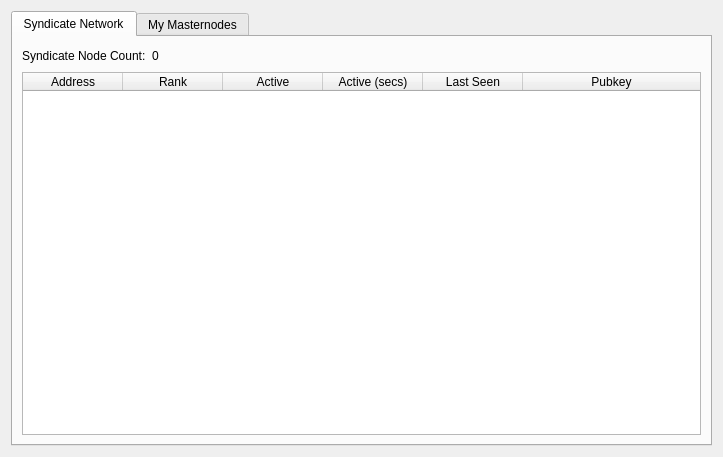
First picture: the form in src/qt/forms/masternodemanager.ui, repository SyndicateLabs/SyndicateQT, before the edit.
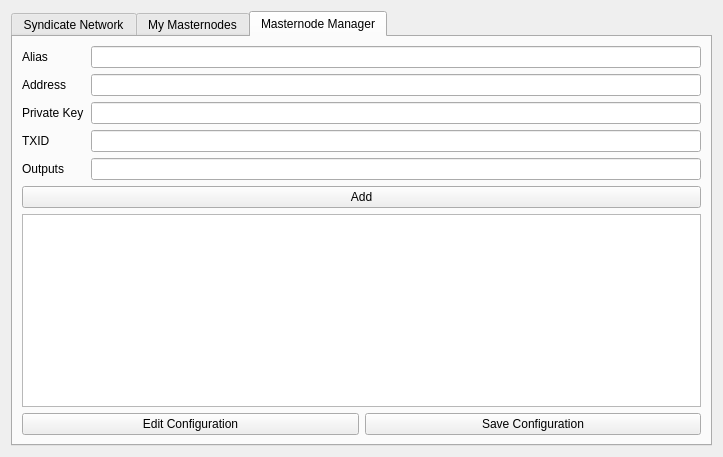
Second picture: the form after the edit. The open tabs and pages were chosen to show the change.

The edit to the form file:
```diff
--- a/src/qt/forms/masternodemanager.ui
+++ b/src/qt/forms/masternodemanager.ui
@@ -225,6 +225,99 @@
          </item>
         </layout>
        </widget>
+       <widget class="QWidget" name="tab_3">
+        <attribute name="title">
+         <string>Masternode Manager</string>
+        </attribute>
+        <layout class="QGridLayout" name="gridLayout_4">
+         <item row="0" column="0" colspan="2">
+          <layout class="QHBoxLayout" name="horizontalLayout_2">
+           <item>
+            <layout class="QVBoxLayout" name="verticalLayout_4">
+             <item>
+              <widget class="QLabel" name="aliasLabel">
+               <property name="text">
+                <string>Alias           </string>
+               </property>
+              </widget>
+             </item>
+             <item>
+              <widget class="QLabel" name="addressLabel">
+               <property name="text">
+                <string>Address     </string>
+               </property>
+              </widget>
+             </item>
+             <item>
+              <widget class="QLabel" name="privkeyLabel">
+               <property name="text">
+                <string>Private Key</string>
+               </property>
+              </widget>
+             </item>
+             <item>
+              <widget class="QLabel" name="txidLabel">
+               <property name="text">
+                <string>TXID          </string>
+               </property>
+              </widget>
+             </item>
+             <item>
+              <widget class="QLabel" name="outputLabel">
+               <property name="text">
+                <string>Outputs     </string>
+               </property>
+              </widget>
+             </item>
+            </layout>
+           </item>
+           <item>
+            <layout class="QVBoxLayout" name="verticalLayout_3">
+             <item>
+              <widget class="QLineEdit" name="aliasEdit"/>
+             </item>
+             <item>
+              <widget class="QLineEdit" name="addressEdit"/>
+             </item>
+             <item>
+              <widget class="QLineEdit" name="privkeyEdit"/>
+             </item>
+             <item>
+              <widget class="QLineEdit" name="txidEdit"/>
+             </item>
+             <item>
+              <widget class="QLineEdit" name="outputEdit"/>
+             </item>
+            </layout>
+           </item>
+          </layout>
+         </item>
+         <item row="2" column="0" colspan="2">
+          <widget class="QTextEdit" name="masternodeEditor"/>
+         </item>
+         <item row="3" column="0">
+          <widget class="QPushButton" name="editMnButton">
+           <property name="text">
+            <string>Edit Configuration</string>
+           </property>
+          </widget>
+         </item>
+         <item row="3" column="1">
+          <widget class="QPushButton" name="saveMnButton">
+           <property name="text">
+            <string>Save Configuration</string>
+           </property>
+          </widget>
+         </item>
+         <item row="1" column="0" colspan="2">
+          <widget class="QPushButton" name="pushButton">
+           <property name="text">
+            <string>Add</string>
+           </property>
+          </widget>
+         </item>
+        </layout>
+       </widget>
       </widget>
      </item>
     </layout>
```
Left out of the diff: 12 changed lines with no effect on the pictures.
